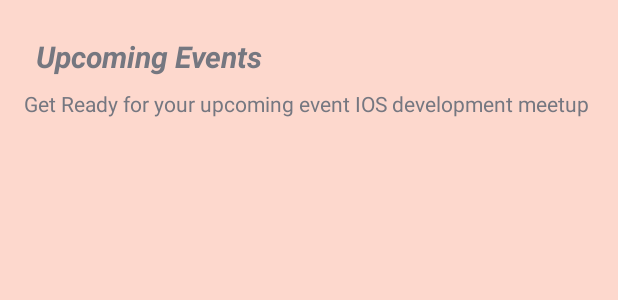
After one commit to Verdilac/EmberLinkAnd, an Android app: the layout event_widget.xml on its own in the app's theme, with its tools: preview values and no code run, on a phone screen of 412 x 824 dp. The commit adds this screen. Shown: the top 300 px of the screen. Run offline under Robolectric (Android 15) with nearby library versions, the phone set to English and light mode, and no system bars.

Commit message:
widget for upcoming events

```diff
--- a/app/build.gradle
+++ b/app/build.gradle
@@ -28,6 +28,9 @@ android {
         sourceCompatibility JavaVersion.VERSION_1_8
         targetCompatibility JavaVersion.VERSION_1_8
     }
+    buildFeatures {
+        viewBinding true
+    }
 
 }
 
--- /dev/null
+++ b/app/src/main/res/drawable-v21/app_widget_background.xml
@@ -0,0 +1,10 @@
+<?xml version="1.0" encoding="utf-8"?><!--
+Background for widgets to make the rounded corners based on the
+appWidgetRadius attribute value
+-->
+<shape xmlns:android="http://schemas.android.com/apk/res/android"
+    android:shape="rectangle">
+
+    <corners android:radius="?attr/appWidgetRadius" />
+    <solid android:color="?android:attr/colorBackground" />
+</shape>
--- /dev/null
+++ b/app/src/main/res/layout/event_widget.xml
@@ -0,0 +1,47 @@
+<LinearLayout xmlns:android="http://schemas.android.com/apk/res/android"
+    style="@style/Widget.EmberLinkAnd.AppWidget.Container"
+    android:layout_width="match_parent"
+    android:layout_height="match_parent"
+    android:background="@color/pale"
+    android:orientation="vertical"
+    android:theme="@style/Theme.EmberLinkAnd.AppWidgetContainer">
+
+    <TextView
+        android:id="@+id/widgetTopic"
+        android:layout_width="wrap_content"
+        android:layout_height="wrap_content"
+        android:layout_centerHorizontal="true"
+        android:layout_centerVertical="true"
+        android:layout_margin="8dp"
+        android:text="Upcoming Events"
+        android:textSize="20sp"
+        android:textStyle="bold|italic" />
+
+    <LinearLayout
+        android:layout_width="match_parent"
+        android:layout_height="match_parent"
+        android:orientation="vertical">
+
+        <LinearLayout
+            android:layout_width="match_parent"
+            android:layout_height="match_parent"
+            android:orientation="horizontal">
+
+            <TextView
+                android:layout_width="wrap_content"
+                android:layout_height="wrap_content"
+                android:layout_weight="1"
+                android:text="Get Ready for your upcoming event " />
+
+            <TextView
+                android:id="@+id/eventNameTextView"
+                android:layout_width="wrap_content"
+                android:layout_height="wrap_content"
+                android:layout_weight="1"
+                android:text="IOS development meetup "/>
+        </LinearLayout>
+
+    </LinearLayout>
+
+
+</LinearLayout>
--- /dev/null
+++ b/app/src/main/res/values-night-v31/themes.xml
@@ -0,0 +1,10 @@
+<?xml version="1.0" encoding="utf-8"?>
+<resources>
+    <!--
+    Having themes.xml for night-v31 because of the priority order of the resource qualifiers.
+    -->
+    <style name="Theme.EmberLinkAnd.AppWidgetContainerParent" parent="@android:style/Theme.DeviceDefault.DayNight">
+        <item name="appWidgetRadius">@android:dimen/system_app_widget_background_radius</item>
+        <item name="appWidgetInnerRadius">@android:dimen/system_app_widget_inner_radius</item>
+    </style>
+</resources>
--- /dev/null
+++ b/app/src/main/res/values-v21/styles.xml
@@ -0,0 +1,14 @@
+<resources>
+
+    <style name="Widget.EmberLinkAnd.AppWidget.Container" parent="android:Widget">
+        <item name="android:id">@android:id/background</item>
+        <item name="android:padding">?attr/appWidgetPadding</item>
+        <item name="android:background">@drawable/app_widget_background</item>
+    </style>
+
+    <style name="Widget.EmberLinkAnd.AppWidget.InnerView" parent="android:Widget">
+        <item name="android:padding">?attr/appWidgetPadding</item>
+        <item name="android:background">@drawable/app_widget_inner_view_background</item>
+        <item name="android:textColor">?android:attr/textColorPrimary</item>
+    </style>
+</resources>
--- /dev/null
+++ b/app/src/main/res/values-v31/styles.xml
@@ -0,0 +1,16 @@
+<resources>
+
+    <style name="Widget.EmberLinkAnd.AppWidget.Container" parent="android:Widget">
+        <item name="android:id">@android:id/background</item>
+        <item name="android:padding">?attr/appWidgetPadding</item>
+        <item name="android:background">@drawable/app_widget_background</item>
+        <item name="android:clipToOutline">true</item>
+    </style>
+
+    <style name="Widget.EmberLinkAnd.AppWidget.InnerView" parent="android:Widget">
+        <item name="android:padding">?attr/appWidgetPadding</item>
+        <item name="android:background">@drawable/app_widget_inner_view_background</item>
+        <item name="android:textColor">?android:attr/textColorPrimary</item>
+        <item name="android:clipToOutline">true</item>
+    </style>
+</resources>
--- /dev/null
+++ b/app/src/main/res/values-v31/themes.xml
@@ -0,0 +1,11 @@
+<?xml version="1.0" encoding="utf-8"?>
+<resources>
+    <!--
+    Having themes.xml for v31 variant because @android:dimen/system_app_widget_background_radius
+     and @android:dimen/system_app_widget_internal_padding requires API level 31
+    -->
+    <style name="Theme.EmberLinkAnd.AppWidgetContainerParent" parent="@android:style/Theme.DeviceDefault.DayNight">
+        <item name="appWidgetRadius">@android:dimen/system_app_widget_background_radius</item>
+        <item name="appWidgetInnerRadius">@android:dimen/system_app_widget_inner_radius</item>
+    </style>
+</resources>
--- a/app/src/main/res/values/colors.xml
+++ b/app/src/main/res/values/colors.xml
@@ -6,4 +6,8 @@
     <color name="red">#F6314B</color>\
     <color name="orange">#F67A34</color>
     <color name="gray">#FF757676</color>
+    <color name="light_blue_50">#FFE1F5FE</color>
+    <color name="light_blue_200">#FF81D4FA</color>
+    <color name="light_blue_600">#FF039BE5</color>
+    <color name="light_blue_900">#FF01579B</color>
 </resources>
--- a/app/src/main/res/values/strings.xml
+++ b/app/src/main/res/values/strings.xml
@@ -6,4 +6,7 @@
     <string name="upcoming_event">Upcoming event</string>
     <string name="reminder_for">Hey, this is a reminder for</string>
     <string name="on">on</string>
+    <string name="appwidget_text">EXAMPLE</string>
+    <string name="add_widget">Add widget</string>
+    <string name="app_widget_description">This is an app widget description</string>
 </resources>
--- /dev/null
+++ b/app/src/main/res/values/styles.xml
@@ -0,0 +1,12 @@
+<resources>
+
+    <style name="Widget.EmberLinkAnd.AppWidget.Container" parent="android:Widget">
+        <item name="android:id">@android:id/background</item>
+        <item name="android:background">?android:attr/colorBackground</item>
+    </style>
+
+    <style name="Widget.EmberLinkAnd.AppWidget.InnerView" parent="android:Widget">
+        <item name="android:background">?android:attr/colorBackground</item>
+        <item name="android:textColor">?android:attr/textColorPrimary</item>
+    </style>
+</resources>
--- a/app/src/main/res/values/themes.xml
+++ b/app/src/main/res/values/themes.xml
@@ -6,4 +6,19 @@
     </style>
 
     <style name="Theme.EmberLinkAnd" parent="Base.Theme.EmberLinkAnd" />
+
+    <style name="Theme.EmberLinkAnd.AppWidgetContainerParent" parent="@android:style/Theme.DeviceDefault">
+        <!-- Radius of the outer bound of widgets to make the rounded corners -->
+        <item name="appWidgetRadius">16dp</item>
+        <!--
+        Radius of the inner view's bound of widgets to make the rounded corners.
+        It needs to be 8dp or less than the value of appWidgetRadius
+        -->
+        <item name="appWidgetInnerRadius">8dp</item>
+    </style>
+
+    <style name="Theme.EmberLinkAnd.AppWidgetContainer" parent="Theme.EmberLinkAnd.AppWidgetContainerParent">
+        <!-- Apply padding to avoid the content of the widget colliding with the rounded corners -->
+        <item name="appWidgetPadding">16dp</item>
+    </style>
 </resources>
```
Also changed, not shown: app/src/main/AndroidManifest.xml (+11 -0 lines), app/src/main/java/com/example/emberlinkand/EventWidget.java (added, +53 -0 lines), app/src/main/java/com/example/emberlinkand/EventWidgetStackService.java (added, +101 -0 lines), app/src/main/res/drawable-v21/app_widget_inner_view_background.xml (added, +10 -0 lines), app/src/main/res/layout/activity_dash_board.xml (+0 -12 lines), app/src/main/res/values/attrs.xml (added, +7 -0 lines), app/src/main/res/values/dimens.xml (added, +10 -0 lines), app/src/main/res/xml/event_widget_info.xml (added, +14 -0 lines), app/src/main/res/drawable-nodpi/example_appwidget_preview.png (added).
